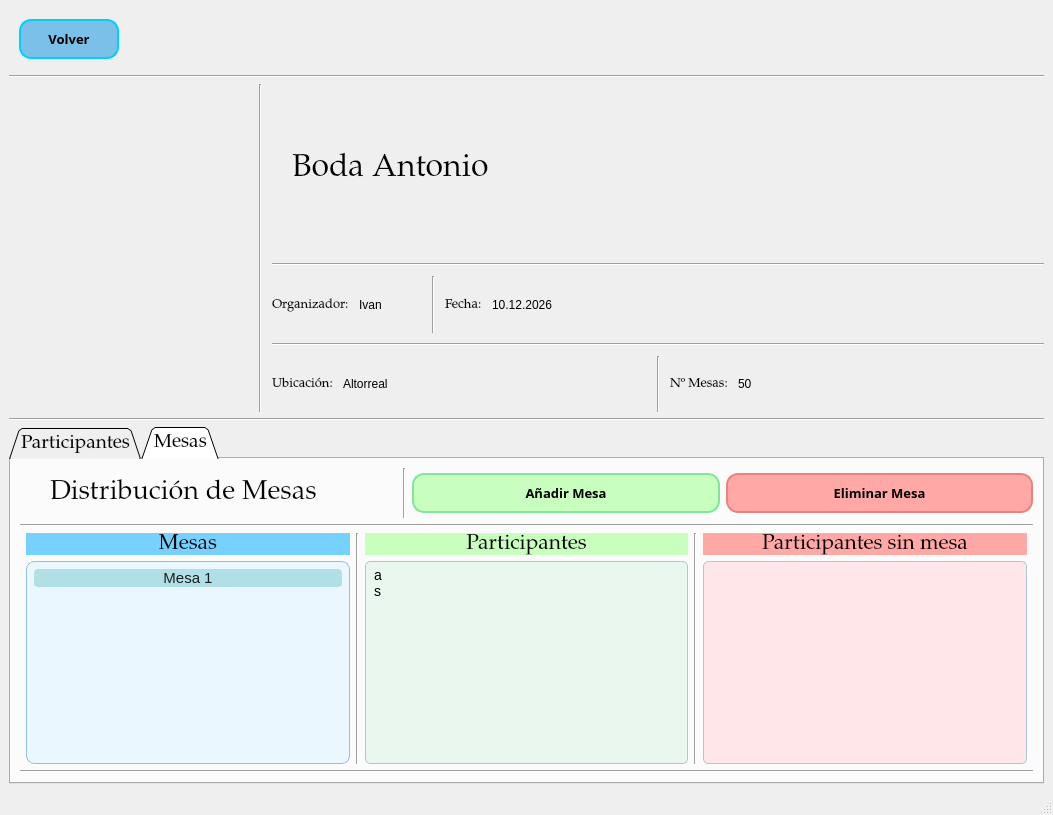
IvanJesusCorbalanPascual/Gestor-de-Eventos, file src/ui/GestionDeEventos.ui: the form before one commit.
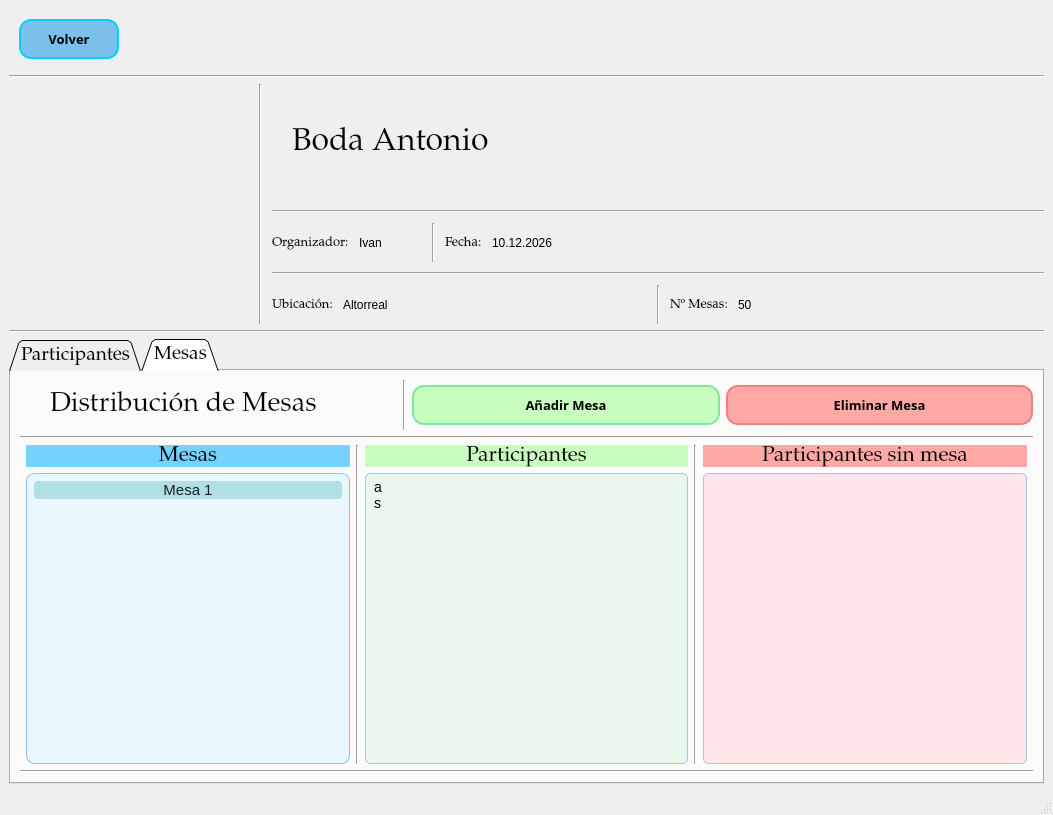
The form after the commit. The open tabs and pages were chosen to show the change. Icons and pictures are not drawn.

The edit to the form file:
```diff
--- a/src/ui/GestionDeEventos.ui
+++ b/src/ui/GestionDeEventos.ui
@@ -14,7 +14,7 @@
    <string>MainWindow</string>
   </property>
   <widget class="QWidget" name="centralwidget">
-   <layout class="QVBoxLayout" name="verticalLayout_2" stretch="1,0,0">
+   <layout class="QVBoxLayout" name="verticalLayout_2" stretch="1,2,3">
     <item>
      <layout class="QVBoxLayout" name="verticalLayout_5" stretch="0,0,0">
       <item>
```
Left out of the diff: 5 changed lines with no effect on the pictures.
